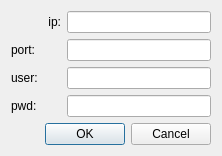
The window that dataservice_client/connect.ui (klxs123/qt_tutorial) describes before a commit, drawn with Qt 5.
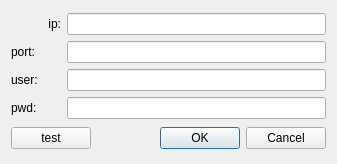
The same window after the commit.

```diff
--- a/dataservice_client/connect.ui
+++ b/dataservice_client/connect.ui
@@ -6,8 +6,8 @@
    <rect>
     <x>0</x>
     <y>0</y>
-    <width>222</width>
-    <height>155</height>
+    <width>337</width>
+    <height>164</height>
    </rect>
   </property>
   <property name="windowTitle">
@@ -126,6 +126,15 @@
     </layout>
    </item>
    <item>
+    <layout class="QHBoxLayout" name="horizontalLayout_5">
+     <item>
+      <widget class="QPushButton" name="bt_test">
+       <property name="text">
+        <string>test</string>
+       </property>
+      </widget>
+     </item>
+     <item>
     <widget class="QDialogButtonBox" name="buttonBox">
      <property name="orientation">
       <enum>Qt::Horizontal</enum>
@@ -134,6 +143,8 @@
       <set>QDialogButtonBox::Cancel|QDialogButtonBox::Ok</set>
      </property>
     </widget>
+     </item>
+    </layout>
    </item>
   </layout>
  </widget>
```
Lines whose indentation alone changed are shown as unchanged.
